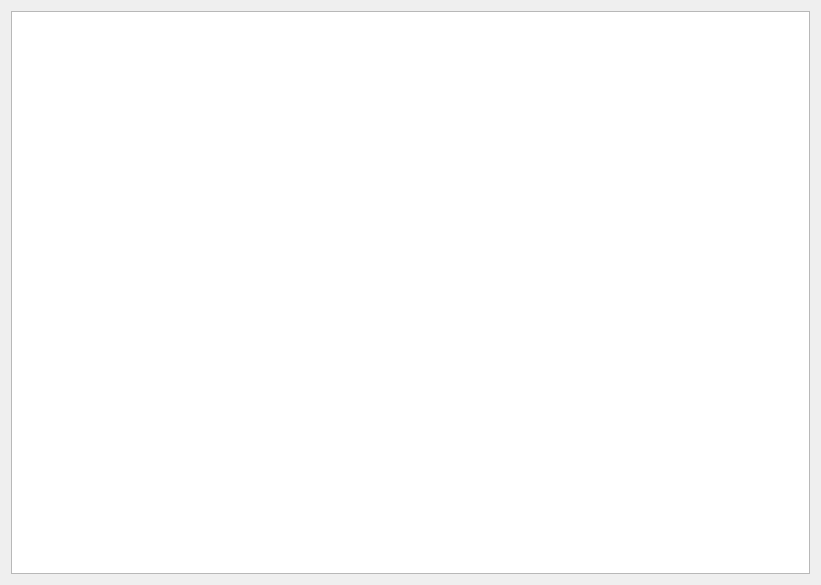
First picture: the form in graphicseditorwindow.ui, repository Ivanestver/Nomograms, before the edit.
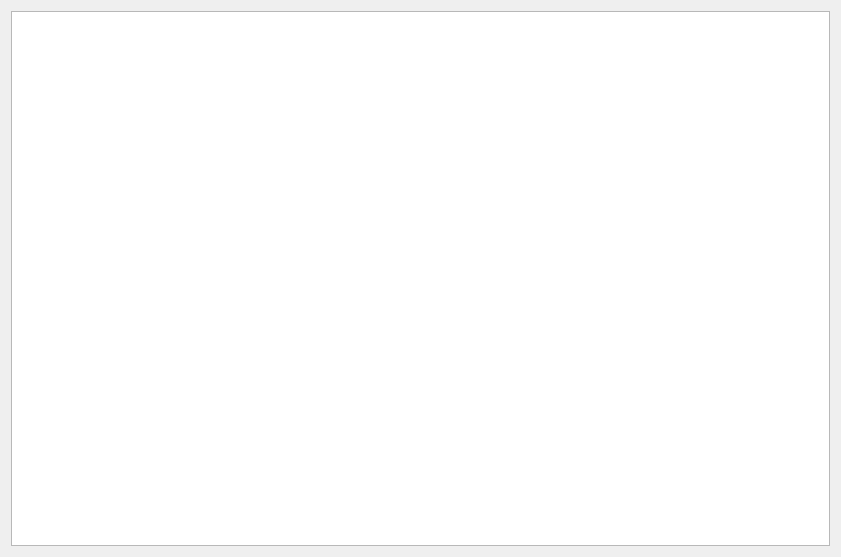
Second picture: the form after the edit.

```diff
--- a/graphicseditorwindow.ui
+++ b/graphicseditorwindow.ui
@@ -6,8 +6,8 @@
    <rect>
     <x>0</x>
     <y>0</y>
-    <width>821</width>
-    <height>585</height>
+    <width>841</width>
+    <height>557</height>
    </rect>
   </property>
   <property name="windowTitle">
```
